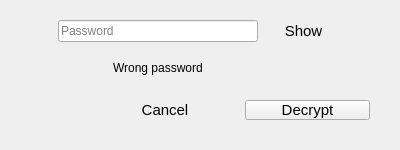
someretical/TheoreticalDiary, file promptpassword.ui: the form before one commit.
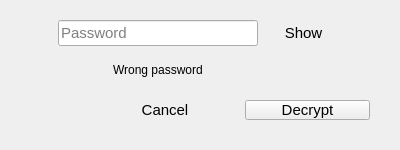
The form after the commit.

The edit to the form file:
```diff
--- a/promptpassword.ui
+++ b/promptpassword.ui
@@ -81,6 +81,11 @@
          <height>16777215</height>
         </size>
        </property>
+       <property name="font">
+        <font>
+         <pointsize>11</pointsize>
+        </font>
+       </property>
        <property name="maxLength">
         <number>128</number>
        </property>
```
